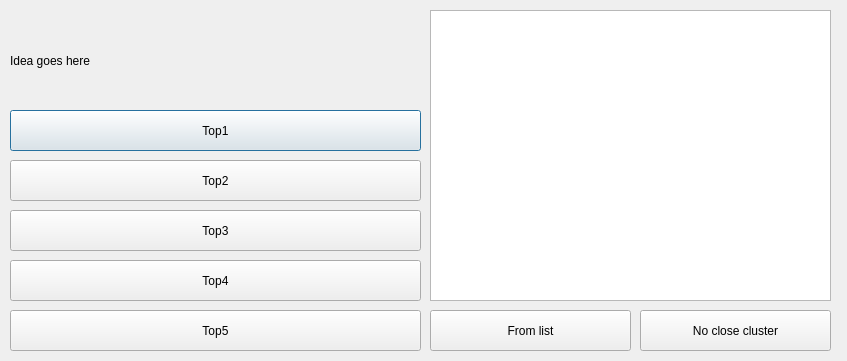
Old version of the form src/clusterer/similarity_selector.ui in the repository filkry/crowbrain.
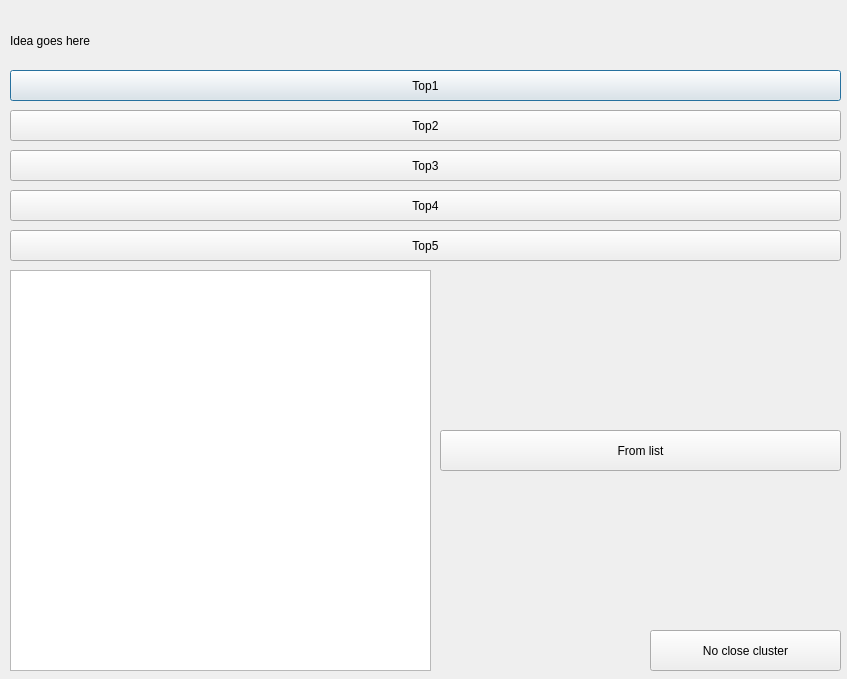
New version of the form.

Commit message: can select similarity cluster. on to coverage

```diff
--- a/src/clusterer/similarity_selector.ui
+++ b/src/clusterer/similarity_selector.ui
@@ -7,7 +7,7 @@
     <x>0</x>
     <y>0</y>
     <width>847</width>
-    <height>361</height>
+    <height>679</height>
    </rect>
   </property>
   <property name="sizePolicy">
@@ -24,8 +24,8 @@
     <rect>
      <x>10</x>
      <y>10</y>
-     <width>401</width>
-     <height>101</height>
+     <width>831</width>
+     <height>61</height>
     </rect>
    </property>
    <property name="text">
@@ -36,9 +36,9 @@
    <property name="geometry">
     <rect>
      <x>10</x>
-     <y>110</y>
-     <width>411</width>
-     <height>41</height>
+     <y>70</y>
+     <width>831</width>
+     <height>31</height>
     </rect>
    </property>
    <property name="text">
@@ -52,9 +52,9 @@
    <property name="geometry">
     <rect>
      <x>10</x>
-     <y>160</y>
-     <width>411</width>
-     <height>41</height>
+     <y>110</y>
+     <width>831</width>
+     <height>31</height>
     </rect>
    </property>
    <property name="text">
@@ -68,9 +68,9 @@
    <property name="geometry">
     <rect>
      <x>10</x>
-     <y>210</y>
-     <width>411</width>
-     <height>41</height>
+     <y>150</y>
+     <width>831</width>
+     <height>31</height>
     </rect>
    </property>
    <property name="text">
@@ -84,9 +84,9 @@
    <property name="geometry">
     <rect>
      <x>10</x>
-     <y>260</y>
-     <width>411</width>
-     <height>41</height>
+     <y>190</y>
+     <width>831</width>
+     <height>31</height>
     </rect>
    </property>
    <property name="text">
@@ -100,9 +100,9 @@
    <property name="geometry">
     <rect>
      <x>10</x>
-     <y>310</y>
-     <width>411</width>
-     <height>41</height>
+     <y>230</y>
+     <width>831</width>
+     <height>31</height>
     </rect>
    </property>
    <property name="text">
@@ -115,9 +115,9 @@
   <widget class="QPushButton" name="btn_fromlist">
    <property name="geometry">
     <rect>
-     <x>430</x>
-     <y>310</y>
-     <width>201</width>
+     <x>440</x>
+     <y>430</y>
+     <width>401</width>
      <height>41</height>
     </rect>
    </property>
@@ -128,8 +128,8 @@
   <widget class="QPushButton" name="btn_none">
    <property name="geometry">
     <rect>
-     <x>640</x>
-     <y>310</y>
+     <x>650</x>
+     <y>630</y>
      <width>191</width>
      <height>41</height>
     </rect>
@@ -138,13 +138,13 @@
     <string>No close cluster</string>
    </property>
   </widget>
-  <widget class="QListView" name="list_tree">
+  <widget class="QTreeView" name="tree_options">
    <property name="geometry">
     <rect>
-     <x>430</x>
-     <y>10</y>
-     <width>401</width>
-     <height>291</height>
+     <x>10</x>
+     <y>270</y>
+     <width>421</width>
+     <height>401</height>
     </rect>
    </property>
   </widget>
```
Left out of the diff: 18 changed lines with no effect on the pictures. The commit also changes 3 other files.
